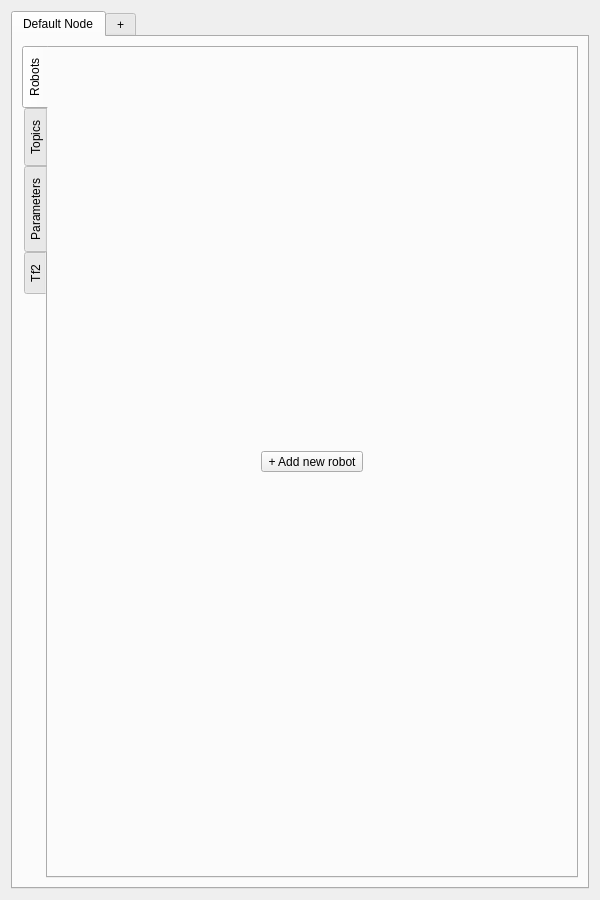
The window that Resources/UI/qSlicerROS2ModuleWidget.ui (rosmed/slicer_ros2_module) describes before a commit, drawn with Qt 5.
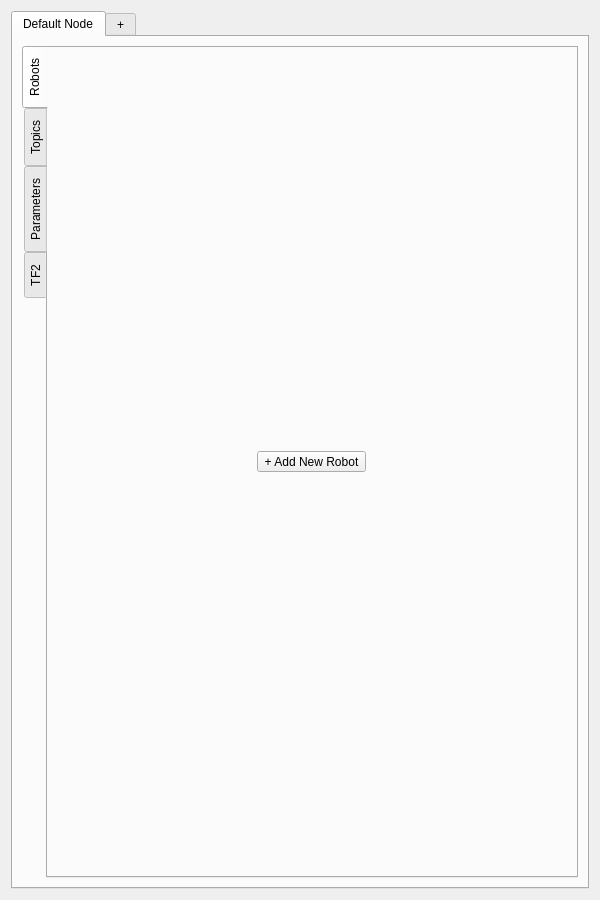
The same window after the commit. Custom widgets are drawn as their Qt base class.

Patch:
```diff
--- a/Resources/UI/qSlicerROS2ModuleWidget.ui
+++ b/Resources/UI/qSlicerROS2ModuleWidget.ui
@@ -43,7 +43,7 @@
            <item row="0" column="0">
             <widget class="QToolButton" name="addNewRobotButton">
              <property name="text">
-              <string>+ Add new robot</string>
+              <string>+ Add New Robot</string>
              </property>
             </widget>
            </item>
@@ -327,7 +327,7 @@
          <!-- ─────────────────── TF2 TAB ─────────────────── -->
          <widget class="QWidget" name="tab_tf2">
           <attribute name="title">
-           <string>Tf2</string>
+           <string>TF2</string>
           </attribute>
           <layout class="QVBoxLayout" name="tf2OuterLayout">
            <item>
```
